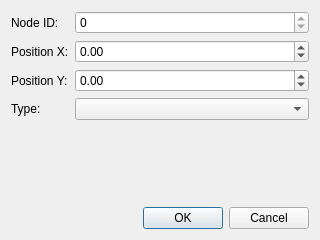
Qt form editnodedialog.ui (jantakac/pmedian-expert-system-qt) before a commit.
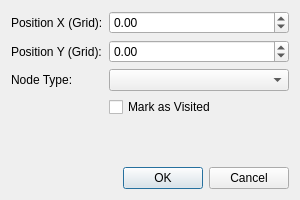
The same form after that commit.

```diff
--- a/editnodedialog.ui
+++ b/editnodedialog.ui
@@ -6,8 +6,8 @@
    <rect>
     <x>0</x>
     <y>0</y>
-    <width>320</width>
-    <height>240</height>
+    <width>300</width>
+    <height>200</height>
    </rect>
   </property>
   <property name="windowTitle">
@@ -17,68 +17,71 @@
    <item>
     <layout class="QFormLayout" name="formLayout">
      <item row="0" column="0">
-      <widget class="QLabel" name="labelId">
+      <widget class="QLabel" name="labelX">
        <property name="text">
-        <string>Node ID:</string>
+        <string>Position X (Grid):</string>
        </property>
       </widget>
      </item>
      <item row="0" column="1">
-      <widget class="QSpinBox" name="spinId">
-       <property name="readOnly">
-        <bool>true</bool>
+      <widget class="QDoubleSpinBox" name="doubleSpinX">
+       <property name="minimum">
+        <double>-10000.000000000000000</double>
        </property>
        <property name="maximum">
-        <number>999999</number>
+        <double>10000.000000000000000</double>
        </property>
       </widget>
      </item>
      <item row="1" column="0">
-      <widget class="QLabel" name="labelX">
+      <widget class="QLabel" name="labelY">
        <property name="text">
-        <string>Position X:</string>
+        <string>Position Y (Grid):</string>
        </property>
       </widget>
      </item>
      <item row="1" column="1">
       <widget class="QDoubleSpinBox" name="spinX">
        <property name="minimum">
-        <double>-9999.989999999999782</double>
+        <double>-10000.000000000000000</double>
        </property>
        <property name="maximum">
-        <double>9999.989999999999782</double>
+        <double>10000.000000000000000</double>
        </property>
       </widget>
      </item>
      <item row="2" column="0">
-      <widget class="QLabel" name="labelY">
-       <property name="text">
-        <string>Position Y:</string>
-       </property>
-      </widget>
-     </item>
-     <item row="2" column="1">
-      <widget class="QDoubleSpinBox" name="spinY">
-       <property name="minimum">
-        <double>-9999.989999999999782</double>
-       </property>
-       <property name="maximum">
-        <double>9999.989999999999782</double>
-       </property>
-      </widget>
-     </item>
-     <item row="3" column="0">
       <widget class="QLabel" name="labelType">
        <property name="text">
-        <string>Type:</string>
+        <string>Node Type:</string>
        </property>
       </widget>
      </item>
-     <item row="3" column="1">
+     <item row="2" column="1">
       <widget class="QComboBox" name="comboType"/>
      </item>
+     <item row="3" column="1">
+      <widget class="QCheckBox" name="checkVisited">
+       <property name="text">
+        <string>Mark as Visited</string>
+       </property>
+      </widget>
+     </item>
     </layout>
    </item>
+   <item>
+    <spacer name="verticalSpacer">
+     <property name="orientation">
+      <enum>Qt::Vertical</enum>
+     </property>
+     <property name="sizeHint" stdset="0">
+      <size>
+       <width>20</width>
+       <height>40</height>
+      </size>
+     </property>
+    </spacer>
+   </item>
    <item>
     <widget class="QDialogButtonBox" name="buttonBox">
      <property name="orientation">
```
Left out of the diff: 22 changed lines with no effect on the pictures.
